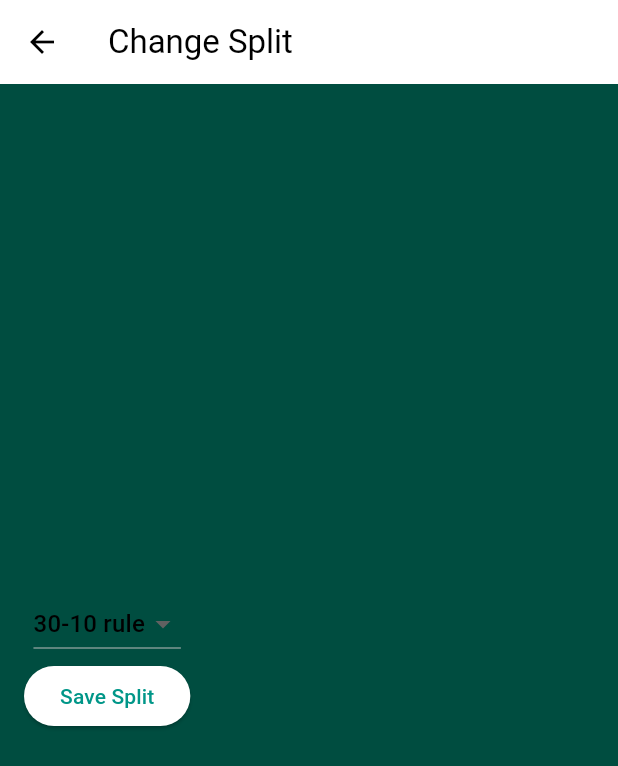
After one commit to R1tMah/Schedule_Maker, a Flutter app: the MyHomePage screen opened directly, item 4 of the bottom bar chosen, after a tap on "Change Split", on a phone screen of 412 x 824 dp. The commit adds this screen. Shown: the top 766 px of the screen. Run offline on Flutter 3.47's test engine with Material 3 defaults, Android fonts, the phone set to English and light mode, and no system bars; our stand-ins replace shared_preferences, sqflite, table_calendar; missing offline and left inert: time_planner, time_range; accounts and stored records are empty; network calls fail.

Commit message:
change split button and task pop up change

```diff
--- a/lib/homepage/homepage.dart
+++ b/lib/homepage/homepage.dart
@@ -1,5 +1,5 @@
 import 'package:flutter/material.dart';
-import 'package:ran_app/settings/settings.dart';
+import 'package:ran_app/settings/settingspage.dart';
 import 'package:ran_app/homepage/history.dart';
 import 'package:ran_app/reminders/reminderspage.dart';
 import 'package:ran_app/schedule/schedulepage.dart';
--- /dev/null
+++ b/lib/settings/change_split_page.dart
@@ -0,0 +1,60 @@
+import 'package:flutter/material.dart';
+
+class ChangeSplitPage extends StatefulWidget {
+  final String initialSplit;
+
+  ChangeSplitPage({Key? key, this.initialSplit = '30-10 rule'}) : super(key: key);
+
+  @override
+  _ChangeSplitPageState createState() => _ChangeSplitPageState();
+}
+
+class _ChangeSplitPageState extends State<ChangeSplitPage> {
+  late String _selectedSplit;
+
+  @override
+  void initState() {
+    super.initState();
+    _selectedSplit = widget.initialSplit;
+  }
+
+  void _saveSplit() {
+    Navigator.pop(context, _selectedSplit);
+  }
+
+  @override
+  Widget build(BuildContext context) {
+    return Scaffold(
+      appBar: AppBar(
+        title: const Text('Change Split'),
+      ),
+      body: Padding(
+        padding: const EdgeInsets.all(16.0),
+        child: Column(
+          mainAxisAlignment: MainAxisAlignment.center,
+          children: [
+            DropdownButton<String>(
+              value: _selectedSplit,
+              onChanged: (newValue) {
+                setState(() {
+                  _selectedSplit = newValue!;
+                });
+              },
+              items: <String>['30-10 rule', '60-20 rule', '90-30 rule']
+                  .map<DropdownMenuItem<String>>((String value) {
+                return DropdownMenuItem<String>(
+                  value: value,
+                  child: Text(value),
+                );
+              }).toList(),
+            ),
+            ElevatedButton(
+              onPressed: _saveSplit,
+              child: const Text('Save Split'),
+            ),
+          ],
+        ),
+      ),
+    );
+  }
+}
--- a/lib/settings/settings.dart
+++ b/lib/settings/settingspage.dart
@@ -1,5 +1,7 @@
 import 'package:flutter/material.dart';
 import 'package:ran_app/questions/quiz.dart';
+import 'package:ran_app/questions/endpage.dart';
+import 'package:ran_app/settings/change_split_page.dart';
 
 class SettingsPage extends StatelessWidget {
   @override
@@ -17,7 +19,17 @@ class SettingsPage extends StatelessWidget {
             },
             child: Text('Retake personalized quiz'),
           ),
-          SizedBox(height: 50),
+          SizedBox(height: 20),
+          ElevatedButton(
+            onPressed: () {
+              Navigator.push(
+                context,
+                MaterialPageRoute(builder: (context) => ChangeSplitPage()),
+              );
+            },
+            child: Text('Change Split'),
+          ),
+          SizedBox(height: 20),
           ElevatedButton(
             onPressed: () {
               Navigator.push(
@@ -26,7 +38,7 @@ class SettingsPage extends StatelessWidget {
               );
               // Action for Notifications
             },
-            child: Text('Notification'),
+            child: Text('Notifications'),
           ),
           SizedBox(height: 50),
           ElevatedButton(
@@ -46,7 +58,7 @@ class SettingsPage extends StatelessWidget {
                 context,
                 MaterialPageRoute(builder: (context) => OurMission()),
               );
-              // Action for Help
+              // Action for Our Mission
             },
             child: Text('Our Mission'),
           ),
@@ -75,6 +87,8 @@ class RetakePersonalizedQuizPage extends StatelessWidget {
     );
   }
 }
+
+
 
 class NotificationsPage extends StatelessWidget {
   const NotificationsPage({super.key});
```
Also changed, not shown: lib/questions/endpage.dart (+49 -14 lines), lib/schedule/todoinformationpopup.dart (+27 -24 lines).
